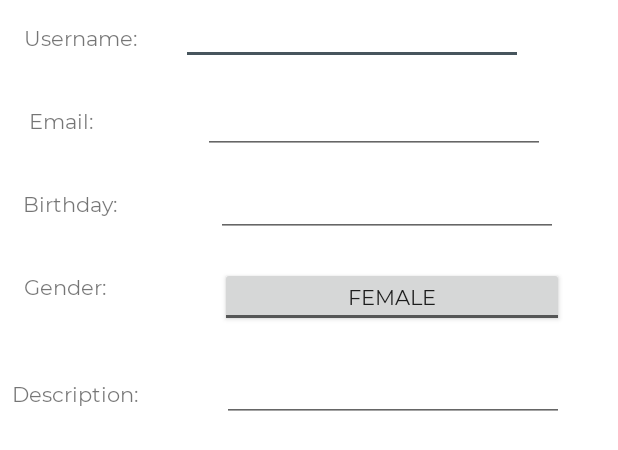
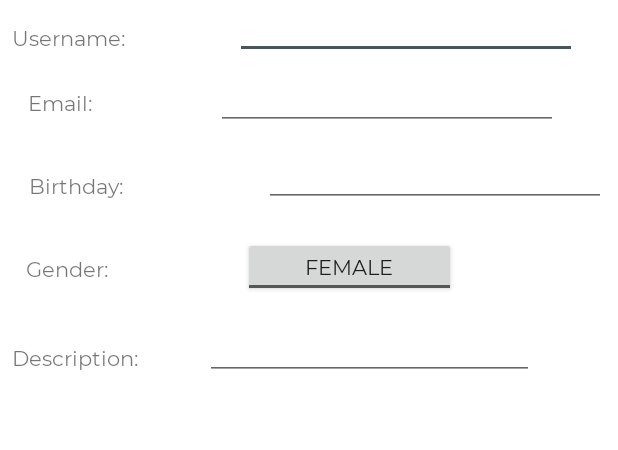
Before and after one commit to Flatot/Epicture, an Android app: the layout dialog_profile.xml on its own in the app's theme, with its tools: preview values and no code run, on a phone screen of 412 x 824 dp. Shown: the top 450 px of the screen. Run offline under Robolectric (Android 15) with nearby library versions, the phone set to English and light mode, and no system bars.

Commit message:
set profile dialog update for all mobile

```diff
--- a/app/src/main/res/layout/dialog_profile.xml
+++ b/app/src/main/res/layout/dialog_profile.xml
@@ -10,7 +10,7 @@
         android:id="@+id/username_label"
         android:layout_width="wrap_content"
         android:layout_height="23dp"
-        android:layout_marginLeft="16dp"
+        android:layout_marginLeft="8dp"
         android:layout_marginTop="16dp"
         android:text="Username:"
         app:layout_constraintLeft_toLeftOf="parent"
@@ -22,14 +22,13 @@
         android:layout_height="39dp"
         android:layout_marginStart="8dp"
         android:layout_marginLeft="8dp"
-        android:layout_marginTop="4dp"
         android:layout_marginEnd="8dp"
         android:layout_marginRight="8dp"
         android:textColor="@color/colorGrey"
         android:textColorHint="@color/colorGrey"
         android:textSize="14dp"
         app:layout_constraintEnd_toEndOf="parent"
-        app:layout_constraintHorizontal_bias="0.276"
+        app:layout_constraintHorizontal_bias="0.77"
         app:layout_constraintStart_toEndOf="@+id/username_label"
         app:layout_constraintTop_toTopOf="parent">
 
@@ -41,12 +40,12 @@
         android:layout_height="23dp"
         android:layout_marginStart="8dp"
         android:layout_marginLeft="8dp"
-        android:layout_marginTop="32dp"
+        android:layout_marginTop="20dp"
         android:layout_marginEnd="8dp"
         android:layout_marginRight="8dp"
         android:text="Email:"
         app:layout_constraintEnd_toStartOf="@+id/i_email"
-        app:layout_constraintHorizontal_bias="0.148"
+        app:layout_constraintHorizontal_bias="0.125"
         app:layout_constraintStart_toStartOf="parent"
         app:layout_constraintTop_toBottomOf="@+id/username_label" />
 
@@ -56,17 +55,14 @@
         android:layout_height="39dp"
         android:layout_marginStart="8dp"
         android:layout_marginLeft="8dp"
-        android:layout_marginTop="20dp"
-        android:layout_marginEnd="8dp"
-        android:layout_marginRight="8dp"
+        android:layout_marginTop="8dp"
         android:textColor="@color/colorGrey"
         android:textColorHint="@color/colorGrey"
         android:textSize="14dp"
         app:layout_constraintEnd_toEndOf="parent"
-        app:layout_constraintHorizontal_bias="0.757"
+        app:layout_constraintHorizontal_bias="0.771"
         app:layout_constraintStart_toStartOf="parent"
-        app:layout_constraintTop_toBottomOf="@+id/i_username">
-    </EditText>
+        app:layout_constraintTop_toBottomOf="@+id/i_username"></EditText>
 
     <TextView
         android:id="@+id/birth_label"
@@ -87,9 +83,9 @@
         android:id="@+id/i_birth"
         android:layout_width="228dp"
         android:layout_height="39dp"
-        android:layout_marginTop="16dp"
-        android:layout_marginEnd="40dp"
-        android:layout_marginRight="40dp"
+        android:layout_marginTop="12dp"
+        android:layout_marginEnd="8dp"
+        android:layout_marginRight="8dp"
         android:ems="10"
         android:inputType="date"
         app:layout_constraintEnd_toEndOf="parent"
@@ -113,11 +109,11 @@
 
     <ToggleButton
         android:id="@+id/i_gender"
-        android:layout_width="229dp"
+        android:layout_width="142dp"
         android:layout_height="40dp"
         android:layout_marginTop="20dp"
-        android:layout_marginEnd="36dp"
-        android:layout_marginRight="36dp"
+        android:layout_marginEnd="108dp"
+        android:layout_marginRight="108dp"
         android:textOff="Female"
         android:textOn="Male"
         app:layout_constraintEnd_toEndOf="parent"
@@ -129,27 +125,26 @@
         android:layout_height="23dp"
         android:layout_marginStart="8dp"
         android:layout_marginLeft="8dp"
-        android:layout_marginTop="48dp"
-        android:layout_marginEnd="8dp"
-        android:layout_marginRight="8dp"
+        android:layout_marginTop="36dp"
         android:text="Description:"
-        app:layout_constraintEnd_toStartOf="@+id/i_desc"
-        app:layout_constraintHorizontal_bias="0.0"
         app:layout_constraintStart_toStartOf="parent"
         app:layout_constraintTop_toBottomOf="@+id/gender_label" />
 
     <EditText
         android:id="@+id/i_desc"
-        android:layout_width="228dp"
+        android:layout_width="219dp"
         android:layout_height="39dp"
-        android:layout_marginTop="24dp"
-        android:layout_marginEnd="36dp"
-        android:layout_marginRight="36dp"
-        android:textSize="14dp"
-        android:textColor="@color/colorGrey"
+        android:layout_marginStart="16dp"
+        android:layout_marginLeft="16dp"
+        android:layout_marginTop="16dp"
+        android:layout_marginEnd="28dp"
+        android:layout_marginRight="28dp"
         android:ems="10"
         android:inputType="textMultiLine"
+        android:textColor="@color/colorGrey"
+        android:textSize="14dp"
         app:layout_constraintEnd_toEndOf="parent"
+        app:layout_constraintStart_toEndOf="@+id/desc_label"
         app:layout_constraintTop_toBottomOf="@+id/i_gender" />
 
 
--- a/app/src/main/res/layout/fragment_profil.xml
+++ b/app/src/main/res/layout/fragment_profil.xml
@@ -97,7 +97,7 @@
             android:layout_width="match_parent"
             android:layout_height="wrap_content"
             android:layout_marginTop="192dp"
-            android:paddingBottom="240dp"
+            android:paddingBottom="256dp"
             app:layout_constraintBottom_toBottomOf="parent"
             app:layout_constraintEnd_toEndOf="parent"
             app:layout_constraintStart_toStartOf="parent"
```
